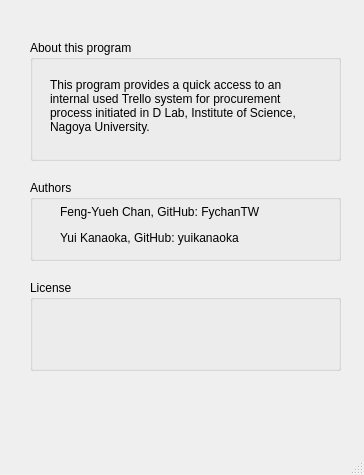
Qt form gui/AboutWindow.ui (FychanTW/automation_PO) before a commit.
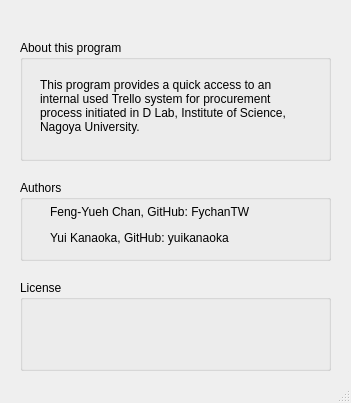
The same form after that commit.

Diff of the .ui file:
```diff
--- a/gui/AboutWindow.ui
+++ b/gui/AboutWindow.ui
@@ -6,8 +6,8 @@
    <rect>
     <x>0</x>
     <y>0</y>
-    <width>364</width>
-    <height>475</height>
+    <width>351</width>
+    <height>403</height>
    </rect>
   </property>
   <property name="font">
@@ -22,7 +22,7 @@
    <widget class="QGroupBox" name="groupBox">
     <property name="geometry">
      <rect>
-      <x>30</x>
+      <x>20</x>
       <y>40</y>
       <width>311</width>
       <height>121</height>
@@ -56,7 +56,7 @@
    <widget class="QGroupBox" name="groupBox_2">
     <property name="geometry">
      <rect>
-      <x>30</x>
+      <x>20</x>
       <y>280</y>
       <width>311</width>
       <height>91</height>
@@ -74,7 +74,7 @@
    <widget class="QGroupBox" name="groupBox_3">
     <property name="geometry">
      <rect>
-      <x>30</x>
+      <x>20</x>
       <y>180</y>
       <width>311</width>
       <height>81</height>
```
